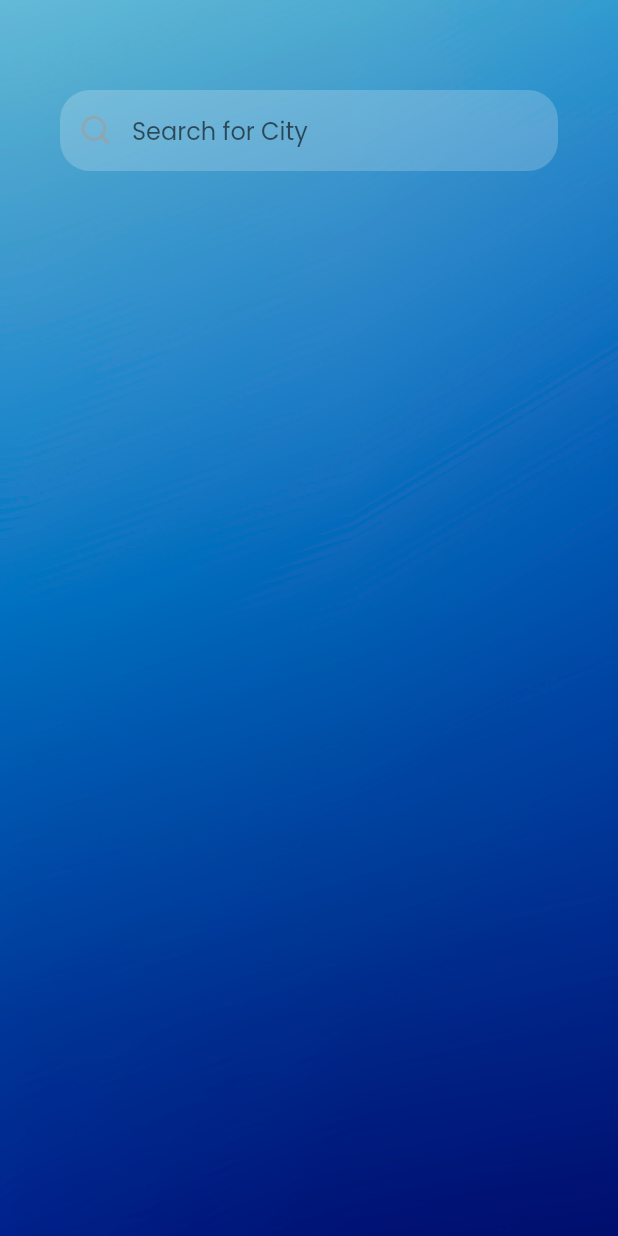
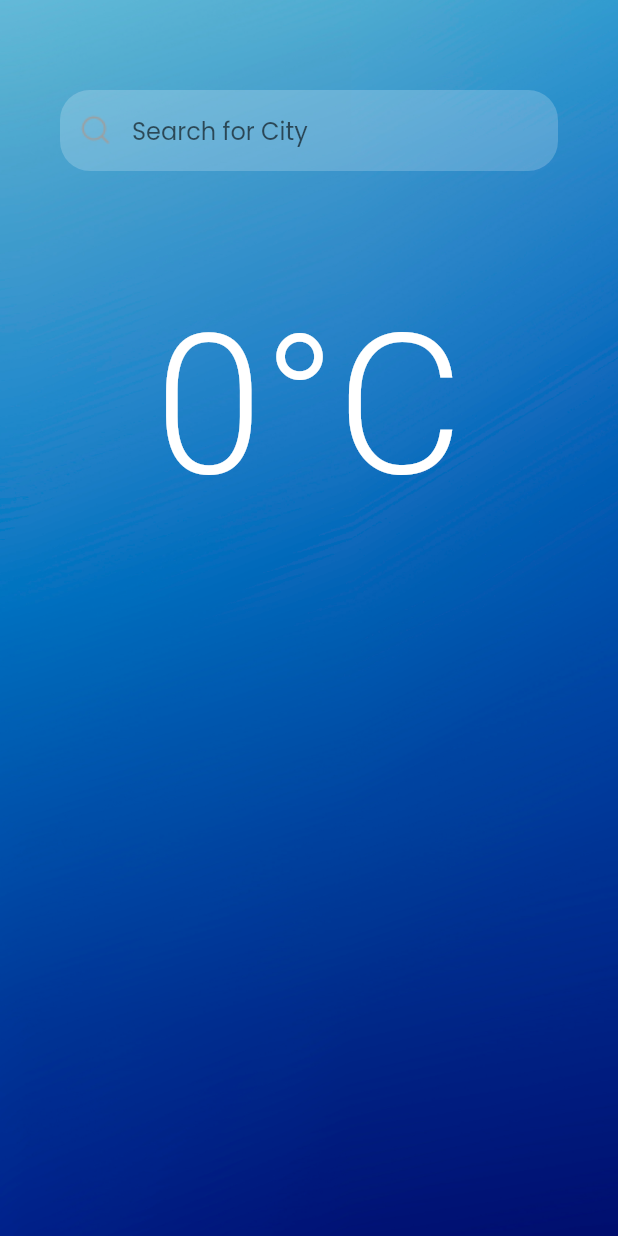
Before and after one commit to ShehanChamudith/Weather-App, a Flutter app: the screen it shows after launch, on a phone screen of 412 x 824 dp. Run offline on Flutter 3.47's test engine with Material 2 defaults, Android fonts, the light colour scheme and no system bars; our stand-ins replace shared_preferences; network calls fail; Roboto replaces fonts that are missing (PoppinsT).

Commit message:
12/01/2023 02.42 AM

```diff
--- a/lib/mainscreen.dart
+++ b/lib/mainscreen.dart
@@ -66,8 +66,11 @@ class _MainScreenState extends State<MainScreen> {
   @override
   Widget build(BuildContext context) {
     return Scaffold(
-
-      body: Stack(
+      resizeToAvoidBottomInset: false, // Set this to false
+      body: SingleChildScrollView(
+        child: Container(
+          height: MediaQuery.of(context).size.height, // Set Stack height to full screen height
+          child: Stack(
             children: [
               // Background image
               Image.asset(
@@ -80,14 +83,13 @@ class _MainScreenState extends State<MainScreen> {
                 padding: EdgeInsets.only(left: 40.0, top: 60.0, right: 40.0),
                 child: Column(
                   children: [
-
                     Container(
                       decoration: BoxDecoration(
-                    color: Colors.white.withOpacity(0.2), // Set the opacity value (0.0 to 1.0)
+                        color: Colors.white.withOpacity(0.2),
                         borderRadius: BorderRadius.circular(20.0),
                       ),
                       child: Opacity(
-                    opacity:1.0, // Set the opacity value (0.0 to 1.0)
+                        opacity: 1.0,
                         child: TextField(
                           controller: _searchController,
                           onChanged: _onSearchTextChanged,
@@ -110,13 +112,11 @@ class _MainScreenState extends State<MainScreen> {
                         ),
                       ),
                     ),
-
                     SizedBox(height: 20.0),
                     Stack(
                       children: [
-
                         Center(
-                  child:Container(
+                          child: Container(
                             child: Column(
                               children: [
                                 _selectedCity.isNotEmpty
@@ -131,47 +131,51 @@ class _MainScreenState extends State<MainScreen> {
                                 )
                                     : Container(),
                                 SizedBox(height: 40.0),
-
                                 _selectedCity.isNotEmpty
                                     ? Image.asset(
                                   _getImagePath(weather.condition),
-                        width: 150.0, // Set the width of the image
-                        height: 150.0, // Set the height of the image
+                                  width: 150.0,
+                                  height: 150.0,
                                 )
                                     : Container(),
-
                                 SizedBox(height: 20.0),
-
                                 _selectedCity.isNotEmpty
                                     ? Text(
                                   weather.condition,
                                   style: TextStyle(
                                     color: Colors.white,
-                      fontSize: 20.0,
+                                    fontSize: 30.0,
                                     fontWeight: FontWeight.bold,
                                     fontFamily: 'Poppins',
                                   ),
                                 )
                                     : Container(),
+                                Text(
+                                  '${weather.temperatureC.toStringAsFixed(0)}°C',
+                                  style: TextStyle(
+                                    color: Colors.white,
+                                    fontSize: 130.0,
+                                    fontWeight: FontWeight.w300,
+                                    fontFamily: 'PoppinsT',
+                                  ),
+                                ),
                               ],
                             ),
                           ),
                         ),
-
-
-
                         _buildSuggestedCities(),
-
                       ],
                     ),
                   ],
                 ),
               ),
-
             ],
+          ),
+        ),
       ),
     );
   }
+
 
   String _getImagePath(String condition) {
     switch (condition.toLowerCase()) {
--- a/lib/model/weather.dart
+++ b/lib/model/weather.dart
@@ -3,10 +3,12 @@ class Weather {
   final double temperatureF;
   final String condition;
 
+
   Weather({
     this.temperatureC = 0,
     this.temperatureF = 0,
     this.condition = "Sunny",
+
   });
 
   factory Weather.fromJson(Map<String, dynamic> json) {
@@ -14,6 +16,8 @@ class Weather {
       temperatureC: json['current']['temp_c'],
       temperatureF: json['current']['temp_f'],
       condition: json['current']['condition']['text'],
+
+
     );
   }
 }
--- a/pubspec.yaml
+++ b/pubspec.yaml
@@ -85,6 +85,7 @@ flutter:
      - family: Poppins
        fonts:
          - asset: fonts/Poppins.ttf
+         - asset: fonts/PoppinsT.ttf
 
 
   #
```
Also changed, not shown: fonts/PoppinsT.ttf (added). Lines whose indentation alone changed are shown as unchanged.
